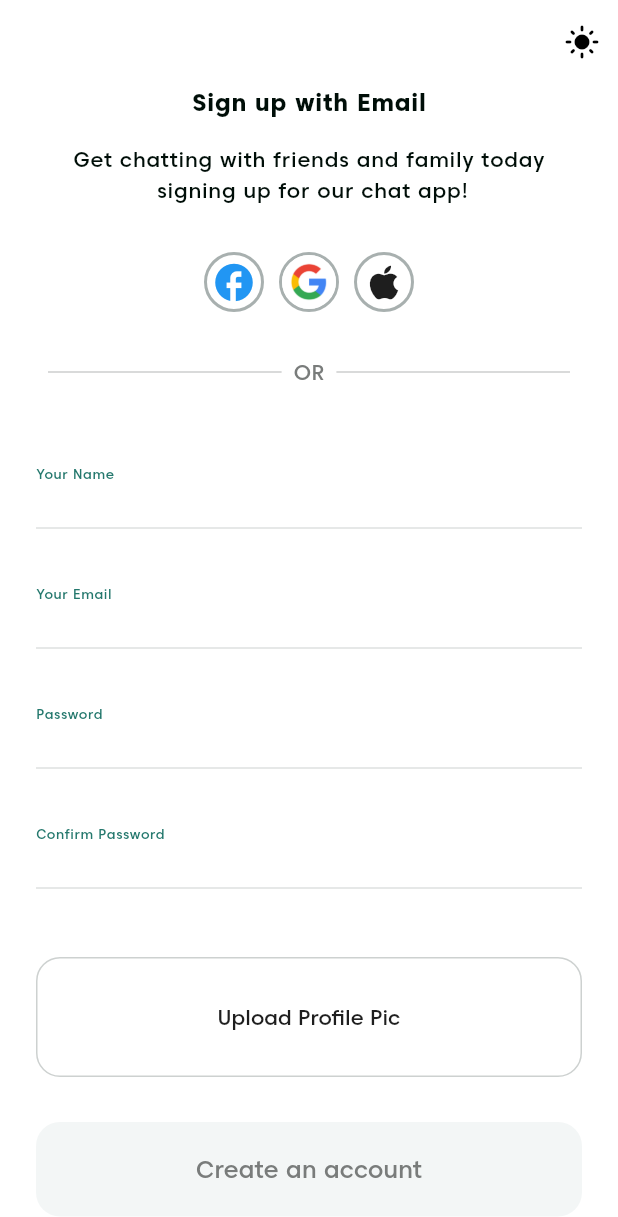
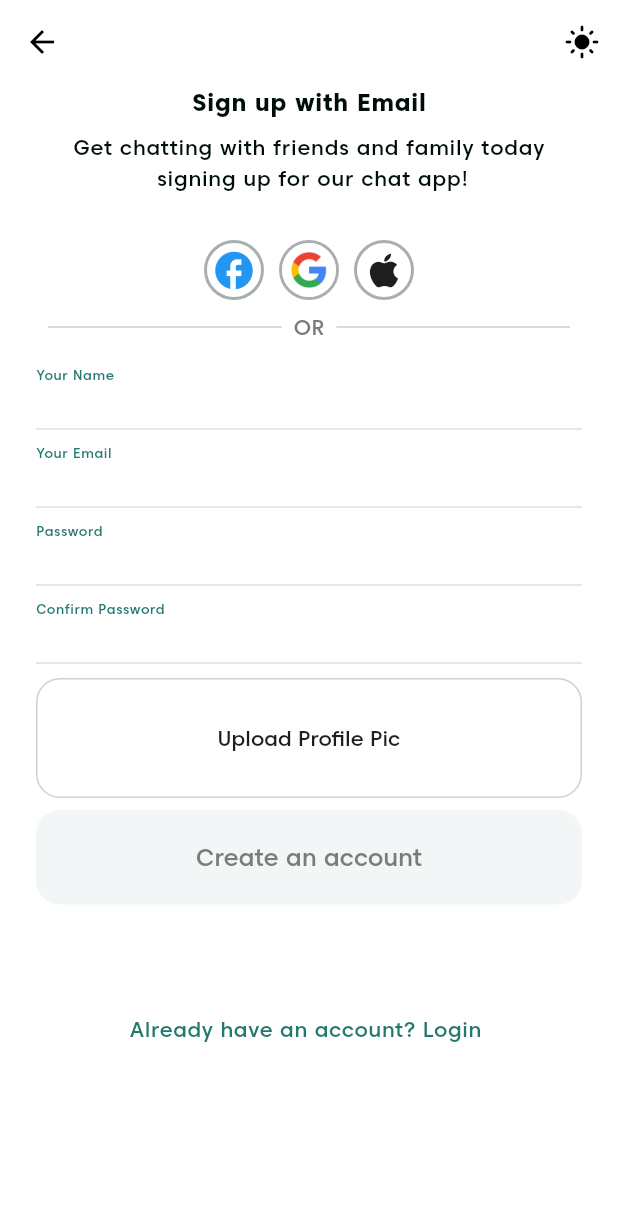
Before and after one commit to ale-russ/habesha_dating, a Flutter app: the Logo screen opened by its route, after a tap on "Habesha Dating", after a tap on "Sign up with email", on a phone screen of 412 x 824 dp. Shown: the top 1217 px of the screen. Run offline on Flutter 3.47's test engine with Material 3 defaults, Android fonts, the phone set to English and light mode, and no system bars; our stand-ins replace cached_network_image, file_picker, flutter_riverpod, flutter_svg, go_router, hooks_riverpod and 4 more; accounts and stored records are empty; network calls fail.

```diff
--- a/habesha_dating/lib/routes/app_routes.dart
+++ b/habesha_dating/lib/routes/app_routes.dart
@@ -17,7 +17,8 @@ final goRouterProvider = Provider<GoRouter>((ref) {
   log("ISLOGGED IN: $isLoggedIn");
 
   return GoRouter(
-    initialLocation: isLoggedIn ? "/home" : "/",
+    // initialLocation: isLoggedIn ? "/home" : "/",
+    initialLocation: "/home",
     // redirect: (context, state) {
     //   final isLoggingIn = state.matchedLocation == '/home';
     //   log("isLoggingIn variable: $isLoggedIn");
--- a/habesha_dating/lib/screens/auth_screens/signup_page.dart
+++ b/habesha_dating/lib/screens/auth_screens/signup_page.dart
@@ -74,6 +74,7 @@ class SignupPageState extends ConsumerState<SignupPage> {
           ? const Loader()
           : Form(
               key: _formKey,
+              child: SingleChildScrollView(
                 child: Column(
                   children: [
                     const AuthHeading(
@@ -81,9 +82,9 @@ class SignupPageState extends ConsumerState<SignupPage> {
                       isLogin: false,
                     ),
                     const SocialIcons(),
-                  const SizedBox(height: 30),
+                    const SizedBox(height: kIsWeb ? 30 : 8),
                     const OrSpacer(),
-                  const SizedBox(height: 30),
+                    const SizedBox(height: kIsWeb ? 30 : 8),
                     CustomTextForm(
                       controller: nameController!,
                       labelText: 'Your Name',
@@ -107,10 +108,11 @@ class SignupPageState extends ConsumerState<SignupPage> {
                       controller: confirmPasswordController!,
                       labelText: 'Confirm Password',
                       obscureText: true,
-                    onChanged: (text) =>
-                        ref.read(confirmPasswordProvider.notifier).state = text,
+                      onChanged: (text) => ref
+                          .read(confirmPasswordProvider.notifier)
+                          .state = text,
                     ),
-                  const SizedBox(height: 30),
+                    const SizedBox(height: kIsWeb ? 30 : 8),
                     InkWell(
                       onTap: () => _pickImage(ref),
                       child: Container(
@@ -144,7 +146,7 @@ class SignupPageState extends ConsumerState<SignupPage> {
                         ),
                       ),
                     ),
-                  const SizedBox(height: 30),
+                    const SizedBox(height: kIsWeb ? 30 : 8),
                     LoginButton(
                       buttonLabel: 'Create an account',
                       label: "Already have an account? Login ",
@@ -188,6 +190,7 @@ class SignupPageState extends ConsumerState<SignupPage> {
                   ],
                 ),
               ),
+            ),
     );
   }
 }
--- a/habesha_dating/lib/screens/intro_page.dart
+++ b/habesha_dating/lib/screens/intro_page.dart
@@ -82,8 +82,8 @@ class IntroPage extends ConsumerWidget {
                 LoginButton(
                   buttonLabel: 'Sign up with email',
                   label: 'Existing account? ',
-                  onButtonTap: () => context.go("/signup"),
-                  onTap: () => context.go("/login"),
+                  onButtonTap: () => context.push("/signup"),
+                  onTap: () => context.push("/login"),
                 ),
 
                 const Spacer(flex: 1),
--- a/habesha_dating/lib/services/api_routes.dart
+++ b/habesha_dating/lib/services/api_routes.dart
@@ -1,4 +1,5 @@
-const baseUrl = "http://localhost:5000";
+// const baseUrl = "http://localhost:5000";
+const baseUrl = "http://192.168.100.11:8000";
 
 const registerRoute = "$baseUrl/register";
 const loginRoute = "$baseUrl/login";
--- a/habesha_dating/lib/services/auth_service.dart
+++ b/habesha_dating/lib/services/auth_service.dart
@@ -1,4 +1,5 @@
 import 'dart:convert';
+import 'dart:developer';
 // import 'dart:developer';
 
 import 'dart:typed_data';
@@ -30,7 +31,8 @@ class AuthService {
         // log("ERror: ${(jsonDecode(response.body)['msg'])}");
         throw jsonDecode(response.body)['msg'];
       }
-    } on Exception catch (_) {
+    } on Exception catch (err) {
+      log("Error: $err");
       rethrow;
     }
   }
--- a/habesha_dating/lib/widgets/auth_widgets/auth_heading.dart
+++ b/habesha_dating/lib/widgets/auth_widgets/auth_heading.dart
@@ -1,3 +1,4 @@
+import 'package:flutter/foundation.dart';
 import 'package:flutter/material.dart';
 import 'package:flutter_riverpod/flutter_riverpod.dart';
 
@@ -28,7 +29,7 @@ class AuthHeading extends ConsumerWidget {
                   : AppColors.headingLightColor,
               fontWeight: FontWeight.bold),
         ),
-        const SizedBox(height: 16),
+        const SizedBox(height: kIsWeb ? 16 : 8),
         Text(
           isLogin
               ? 'Welcome back! Sign in using your social '
--- a/habesha_dating/lib/widgets/common/custom_appbar.dart
+++ b/habesha_dating/lib/widgets/common/custom_appbar.dart
@@ -1,3 +1,4 @@
+import 'package:flutter/foundation.dart';
 import 'package:flutter/material.dart';
 import 'package:habesha_dating/widgets/common/toggle_button.dart';
 import 'package:hooks_riverpod/hooks_riverpod.dart';
@@ -21,22 +22,9 @@ class CustomAppBar extends ConsumerWidget implements PreferredSizeWidget {
       backgroundColor: themeMode == ThemeMode.dark
           ? AppColors.darkAddIconBorderColor
           : AppColors.secondaryLight,
-      automaticallyImplyLeading: true,
+      automaticallyImplyLeading: !kIsWeb ? true : false,
       // leading: Icon(Icons.arrow_back),
-      actions: [
-        ThemeToggleButton()
-        // IconButton(
-        //   icon: Icon(
-        //     themeMode == ThemeMode.light ? Icons.dark_mode : Icons.light_mode,
-        //     color: themeMode == ThemeMode.light
-        //         ? AppColors.secondaryDark
-        //         : AppColors.secondaryLight,
-        //   ),
-        //   onPressed: () {
-        //     ref.read(themeProvider.notifier).toggleTheme();
-        //   },
-        // )
-      ],
+      actions: const [ThemeToggleButton()],
     );
   }
 }
--- a/habesha_dating/lib/widgets/common/custom_text_field.dart
+++ b/habesha_dating/lib/widgets/common/custom_text_field.dart
@@ -1,3 +1,4 @@
+import 'package:flutter/foundation.dart';
 import 'package:flutter/material.dart';
 import 'package:flutter_riverpod/flutter_riverpod.dart';
 
@@ -22,7 +23,8 @@ class CustomTextForm extends ConsumerWidget {
   Widget build(BuildContext context, WidgetRef ref) {
     final themeMode = ref.watch(themeProvider);
     return Padding(
-      padding: const EdgeInsets.symmetric(horizontal: 24.0, vertical: 16),
+      padding: const EdgeInsets.symmetric(
+          horizontal: 24.0, vertical: kIsWeb ? 16 : 2),
       child: TextFormField(
         onChanged: onChanged,
         style: TextStyle(
--- a/habesha_dating/lib/widgets/common/home/online_contacts.dart
+++ b/habesha_dating/lib/widgets/common/home/online_contacts.dart
@@ -16,7 +16,7 @@ class OnlineContacts extends ConsumerWidget {
   Widget build(BuildContext context, WidgetRef ref) {
     final size = MediaQuery.of(context).size;
     return Container(
-        height: 100,
+        height: 80,
         width: size.width,
         color: Colors.transparent,
         child: SingleChildScrollView(
@@ -78,7 +78,7 @@ class _CustomProfileImageState extends ConsumerState<CustomProfileImage> {
             Color borderColor = snapshot.data ?? Colors.transparent;
             return Container(
               margin: const EdgeInsets.symmetric(horizontal: 8.0),
-              padding: const EdgeInsets.all(4),
+              padding: const EdgeInsets.all(1),
               decoration: BoxDecoration(
                 border: Border.all(
                   color: borderColor,
--- a/habesha_dating/lib/widgets/logo.dart
+++ b/habesha_dating/lib/widgets/logo.dart
@@ -1,11 +1,16 @@
 import 'package:flutter/material.dart';
 import 'package:go_router/go_router.dart';
+import 'package:hooks_riverpod/hooks_riverpod.dart';
 
-class Logo extends StatelessWidget {
+import '../providers/theme/theme_provider.dart';
+import '../themes/app_colors.dart';
+
+class Logo extends ConsumerWidget {
   const Logo({super.key});
 
   @override
-  Widget build(BuildContext context) {
+  Widget build(BuildContext context, WidgetRef ref) {
+    final theme = ref.watch(themeProvider);
     return Scaffold(
       body: Center(
         child: SizedBox(
@@ -16,10 +21,20 @@ class Logo extends StatelessWidget {
             child: Column(
               mainAxisAlignment: MainAxisAlignment.center,
               children: [
-                Image.asset(
-                  "assets/images/logo.png",
-                  height: 180,
-                  width: 180,
+                Container(
+                  decoration: BoxDecoration(
+                      shape: BoxShape.circle,
+                      border: Border.all(
+                          color: theme == ThemeMode.dark
+                              ? AppColors.borderDarkColor
+                              : AppColors.borderLightColor)),
+                  child: ClipOval(
+                    child: Image.asset(
+                      "assets/images/logo.png",
+                      height: 180,
+                      width: 180,
+                    ),
+                  ),
                 ),
                 const Text(
                   'Habesha Dating',
--- a/habesha_dating/lib/widgets/motto.dart
+++ b/habesha_dating/lib/widgets/motto.dart
@@ -1,3 +1,4 @@
+import 'package:flutter/foundation.dart';
 import 'package:flutter/material.dart';
 
 class Motto extends StatelessWidget {
@@ -13,25 +14,33 @@ class Motto extends StatelessWidget {
           Text(
             'Connect ',
             style: Theme.of(context).textTheme.bodyLarge?.copyWith(
-                color: Colors.white, fontSize: 52, fontWeight: FontWeight.w300),
+                color: Colors.white,
+                fontSize: kIsWeb ? 52 : 36,
+                fontWeight: FontWeight.w300),
             textAlign: TextAlign.center,
           ),
           Text(
             'friends',
             style: Theme.of(context).textTheme.bodyLarge?.copyWith(
-                color: Colors.white, fontSize: 52, fontWeight: FontWeight.w300),
+                color: Colors.white,
+                fontSize: kIsWeb ? 52 : 36,
+                fontWeight: FontWeight.w300),
             textAlign: TextAlign.center,
           ),
           Text(
             'easily &',
             style: Theme.of(context).textTheme.bodyLarge?.copyWith(
-                color: Colors.white, fontSize: 52, fontWeight: FontWeight.w600),
+                color: Colors.white,
+                fontSize: kIsWeb ? 52 : 36,
+                fontWeight: FontWeight.w600),
             textAlign: TextAlign.center,
           ),
           Text(
             'quickly',
             style: Theme.of(context).textTheme.bodyLarge?.copyWith(
-                color: Colors.white, fontSize: 52, fontWeight: FontWeight.w600),
+                color: Colors.white,
+                fontSize: kIsWeb ? 52 : 36,
+                fontWeight: FontWeight.w600),
             textAlign: TextAlign.center,
           ),
           Column(
--- a/habesha_dating/pubspec.yaml
+++ b/habesha_dating/pubspec.yaml
@@ -52,6 +52,7 @@ dependencies:
   path: ^1.9.0
   file_picker: ^8.0.6
   flutter_svg: ^2.0.10+1
+  keyboard_dismisser: ^3.0.0
 
 dev_dependencies:
   flutter_test:
```
Also changed, not shown: habesha_dating/lib/screens/auth_screens/login_page.dart (+4 -3 lines), habesha_dating/lib/screens/home/messages_page.dart (+23 -30 lines), habesha_dating/lib/utils/image_picker.dart (+6 -1 lines), habesha_dating/lib/widgets/common/custom_dismissible.dart (added, +134 -0 lines), habesha_dating/pubspec.lock, 4 other files. Lines whose indentation alone changed are shown as unchanged.
